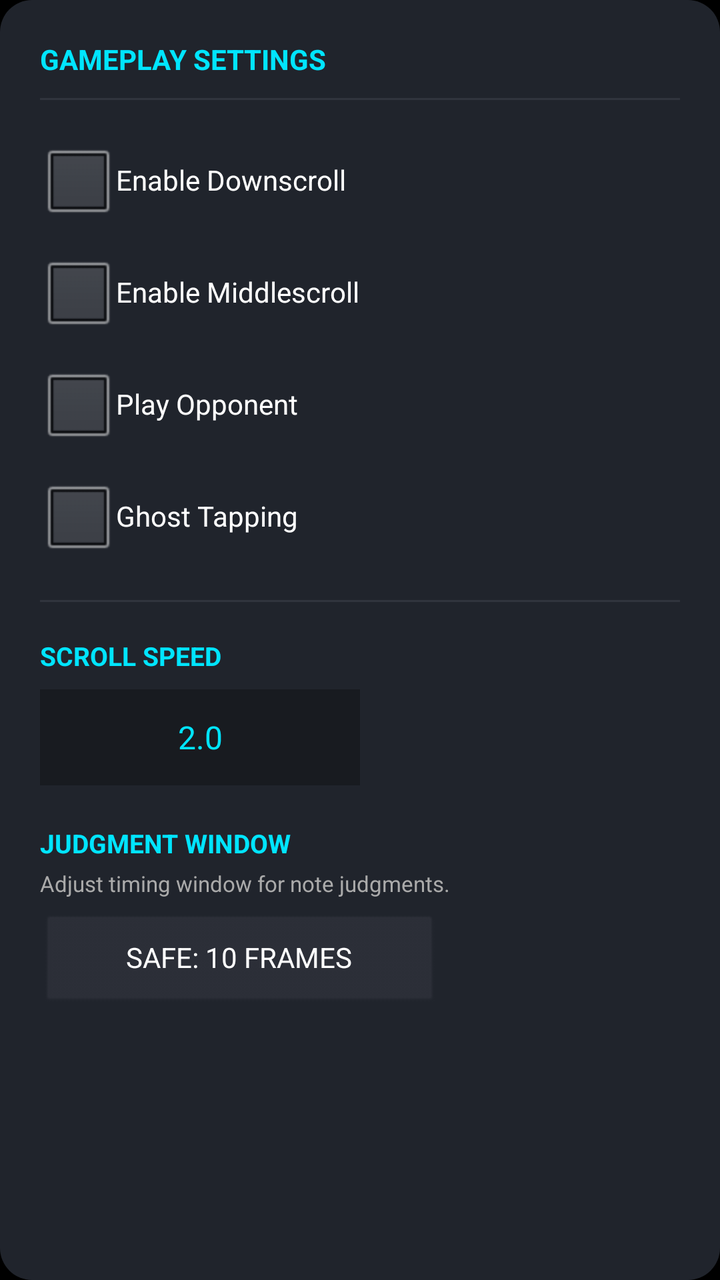
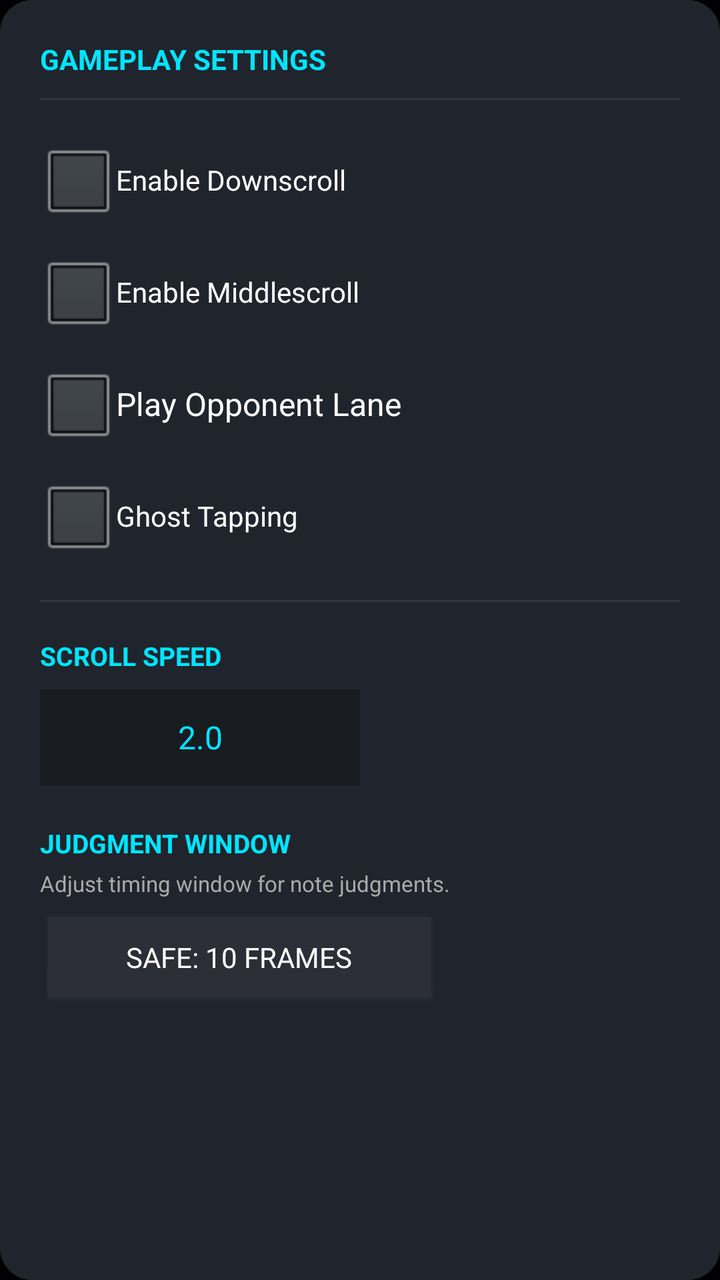

The first picture is an Android layout as it rendered before a commit; the second is the same layout after the commit. The layout source and the unified diff follow.
<!-- AndroidManifest.xml: application theme android:Theme.NoTitleBar.Fullscreen -->
<!-- res/layout/layout_gameplay.xml -->
<?xml version="1.0" encoding="utf-8"?>
<LinearLayout xmlns:android="http://schemas.android.com/apk/res/android"
    android:id="@+id/cardGameplay"
    android:layout_width="match_parent"
    android:layout_height="wrap_content"
    android:orientation="vertical"
    android:background="@drawable/card_background"
    android:padding="20dp"
    android:layout_marginBottom="16dp">

    

    <TextView
        android:layout_width="wrap_content"
        android:layout_height="wrap_content"
        android:text="GAMEPLAY SETTINGS"
        android:textStyle="bold"
        android:textColor="#00E5FF"
        android:textSize="14sp"/>

    <View
        android:layout_width="match_parent"
        android:layout_height="1dp"
        android:background="#30343D"
        android:layout_marginTop="10dp"
        android:layout_marginBottom="16dp"/>

    

    <CheckBox
        android:id="@+id/chkDownscroll"
        android:layout_width="wrap_content"
        android:layout_height="wrap_content"
        android:text="Enable Downscroll"
        android:textColor="#FFFFFF"
        android:textSize="14sp"/>

    <CheckBox
        android:id="@+id/chkMiddlescroll"
        android:layout_width="wrap_content"
        android:layout_height="wrap_content"
        android:text="Enable Middlescroll"
        android:textColor="#FFFFFF"
        android:textSize="14sp"
        android:layout_marginTop="8dp"/>

    <CheckBox
        android:id="@+id/chkPlayOpponent"
        android:layout_width="wrap_content"
        android:layout_height="wrap_content"
        android:text="Play Opponent"
        android:textColor="#FFFFFF"
        android:textSize="14sp"
        android:layout_marginTop="8dp"/>

    <CheckBox
        android:id="@+id/chkGhostTap"
        android:layout_width="wrap_content"
        android:layout_height="wrap_content"
        android:text="Ghost Tapping"
        android:textColor="#FFFFFF"
        android:textSize="14sp"
        android:layout_marginTop="8dp"/>

    <CheckBox
        android:id="@+id/chkModcharts"
        android:layout_width="wrap_content"
        android:layout_height="wrap_content"
        android:text="Enable Lua Modcharts"
        android:textColor="#FFFFFF"
        android:textSize="14sp"
        android:visibility="gone"
        android:layout_marginTop="8dp"/>

    

    <View
        android:layout_width="match_parent"
        android:layout_height="1dp"
        android:background="#30343D"
        android:layout_marginTop="18dp"
        android:layout_marginBottom="18dp"/>

    

    <TextView
        android:layout_width="wrap_content"
        android:layout_height="wrap_content"
        android:text="SCROLL SPEED"
        android:textStyle="bold"
        android:textColor="#00E5FF"
        android:textSize="13sp"/>

    <EditText
        android:id="@+id/edtScrollSpeed"
        android:layout_width="160dp"
        android:layout_height="48dp"
        android:text="2.0"
        android:textColor="#00E5FF"
        android:textSize="16sp"
        android:gravity="center"
        android:inputType="numberDecimal"
        android:background="#181B20"
        android:layout_marginTop="8dp"/>

    

    <TextView
        android:layout_width="wrap_content"
        android:layout_height="wrap_content"
        android:text="JUDGMENT WINDOW"
        android:textStyle="bold"
        android:textColor="#00E5FF"
        android:textSize="13sp"
        android:layout_marginTop="20dp"/>

    <TextView
        android:layout_width="wrap_content"
        android:layout_height="wrap_content"
        android:text="Adjust timing window for note judgments."
        android:textColor="#AAAAAA"
        android:textSize="11sp"
        android:layout_marginTop="4dp"/>

    <Button
        android:id="@+id/btnSafeFrames"
        android:layout_width="200dp"
        android:layout_height="48dp"
        android:text="SAFE: 10 FRAMES"
        android:textAllCaps="false"
        android:textColor="#FFFFFF"
        android:backgroundTint="#2C2F38"
        android:layout_marginTop="8dp"/>

</LinearLayout>
<!-- resources referenced by this layout -->
<resources>
  <!-- drawable card_background (drawable) -->
  <shape xmlns:android="http://schemas.android.com/apk/res/android">
  
      <solid android:color="#20242C"/>
  
      <corners android:radius="16dp"/>
  
  </shape>
</resources>

<!-- the commit's change to res/layout/layout_gameplay.xml (unified diff, before → after) -->
@@ -45,13 +45,12 @@
         android:layout_marginTop="8dp"/>
 
     <CheckBox
-        android:id="@+id/chkPlayOpponent"
-        android:layout_width="wrap_content"
-        android:layout_height="wrap_content"
-        android:text="Play Opponent"
-        android:textColor="#FFFFFF"
-        android:textSize="14sp"
-        android:layout_marginTop="8dp"/>
+    android:id="@+id/chkPlayOpponent"
+    android:layout_width="wrap_content"
+    android:layout_height="wrap_content"
+    android:text="Play Opponent Lane"
+    android:textColor="#FFFFFF"
+    android:layout_marginTop="8dp"/>
 
     <CheckBox
         android:id="@+id/chkGhostTap"
